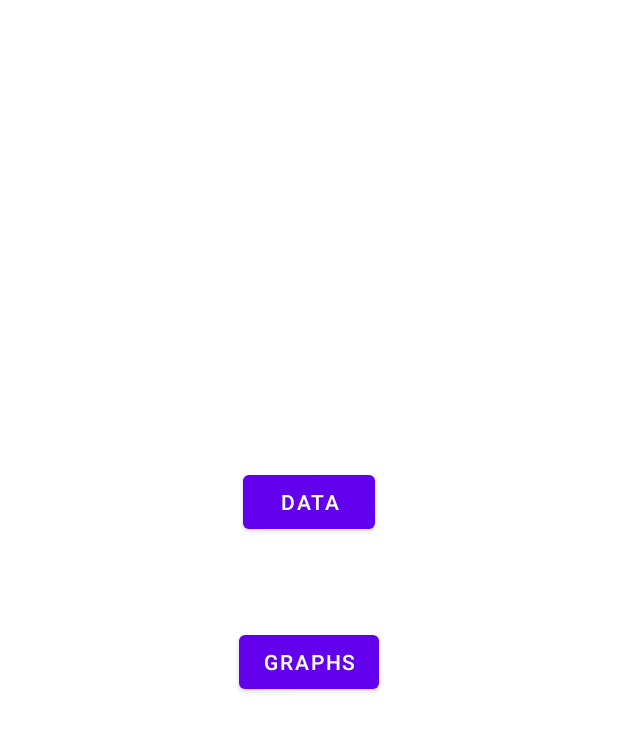
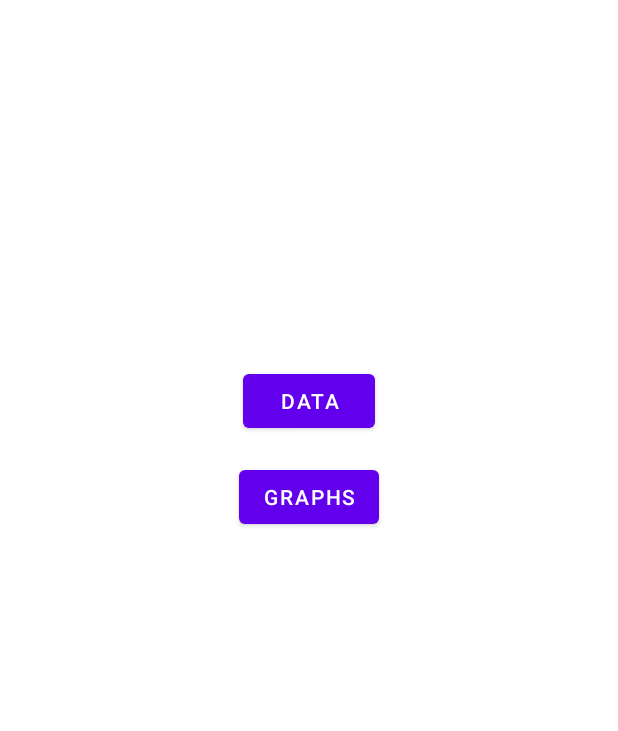
Before and after one commit to TheDemarti/WorldBank, an Android app: the layout activity_favorites.xml on its own in the app's theme, with its tools: preview values and no code run, on a phone screen of 412 x 824 dp. Shown: the top 731 px of the screen. Run offline under Robolectric (Android 15) with nearby library versions, the light colour scheme and no system bars; network calls fail.

Commit message:
15/06/2020

```diff
--- a/app/src/main/AndroidManifest.xml
+++ b/app/src/main/AndroidManifest.xml
@@ -12,6 +12,7 @@
         android:supportsRtl="true"
         android:theme="@style/AppTheme">
         <activity android:name=".searchApi.SearchByIndicator"></activity>
+        <activity android:name=".FavoritesActivity"></activity>
         <activity android:name=".searchApi.SearchByArg" />
         <activity android:name=".MainActivity">
             <intent-filter>
--- a/app/src/main/java/it/giudevo/worldbank/searchApi/SearchByArg.java
+++ b/app/src/main/java/it/giudevo/worldbank/searchApi/SearchByArg.java
@@ -46,7 +46,6 @@ public class SearchByArg extends AppCompatActivity {
     protected void onCreate(Bundle savedInstanceState) {
         super.onCreate(savedInstanceState);
         setContentView(R.layout.activity_search_by_arg);
-
         new Holder();
         createDB();
     }
--- a/app/src/main/res/layout/activity_favorites.xml
+++ b/app/src/main/res/layout/activity_favorites.xml
@@ -10,29 +10,21 @@
         android:id="@+id/btnData"
         android:layout_width="wrap_content"
         android:layout_height="wrap_content"
-        android:layout_marginStart="159dp"
-        android:layout_marginTop="284dp"
-        android:layout_marginEnd="159dp"
         android:layout_marginBottom="@dimen/pidButton"
         android:text="@string/data"
-        app:layout_constraintBottom_toTopOf="@+id/btnGraph"
+        app:layout_constraintBottom_toBottomOf="parent"
         app:layout_constraintEnd_toEndOf="parent"
-        app:layout_constraintHorizontal_bias="0.5"
         app:layout_constraintStart_toStartOf="parent"
-        app:layout_constraintTop_toTopOf="parent" />
+        app:layout_constraintTop_toTopOf="parent"
+        app:layout_constraintVertical_bias="0.32" />
 
     <Button
         android:id="@+id/btnGraph"
         android:layout_width="wrap_content"
         android:layout_height="wrap_content"
-        android:layout_marginStart="159dp"
         android:layout_marginTop="@dimen/pidButton"
-        android:layout_marginEnd="159dp"
-        android:layout_marginBottom="332dp"
         android:text="@string/graphs"
-        app:layout_constraintBottom_toBottomOf="parent"
         app:layout_constraintEnd_toEndOf="parent"
-        app:layout_constraintHorizontal_bias="0.5"
         app:layout_constraintStart_toStartOf="parent"
         app:layout_constraintTop_toBottomOf="@+id/btnData" />
 </androidx.constraintlayout.widget.ConstraintLayout>
```
Also changed, not shown: app/src/main/java/it/giudevo/worldbank/searchApi/SearchByIndicator.java (+7 -6 lines).
